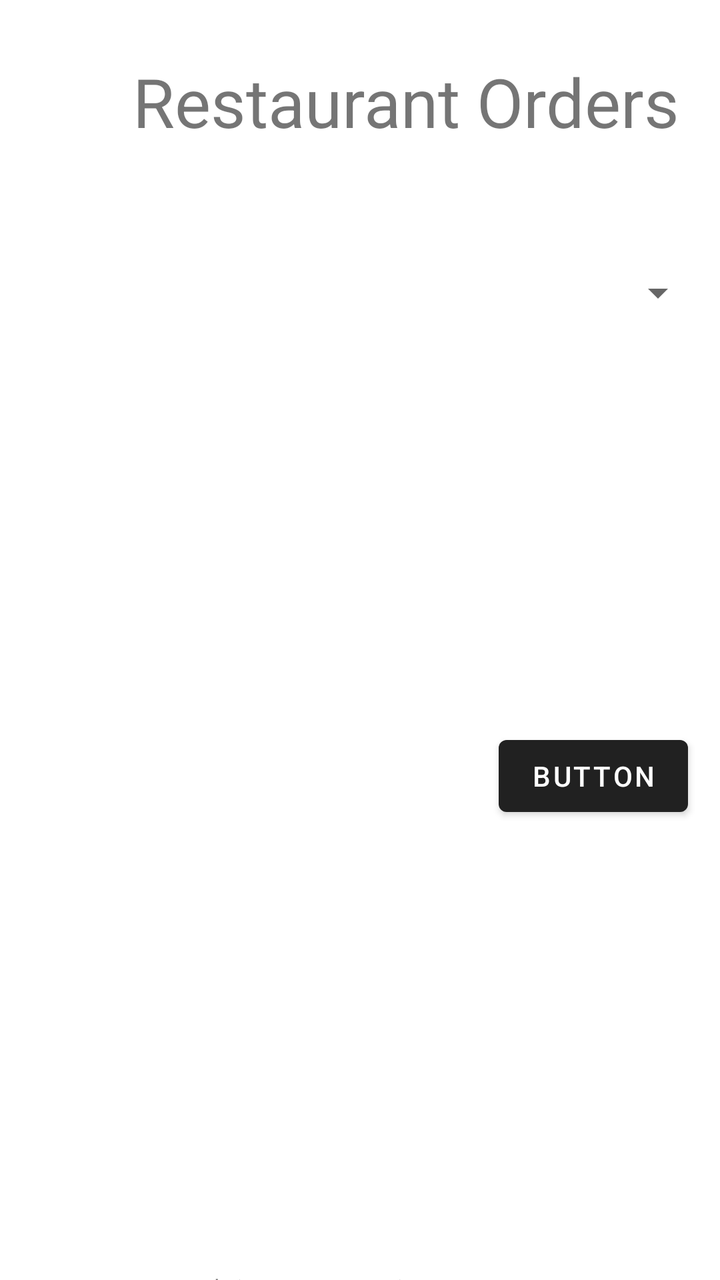
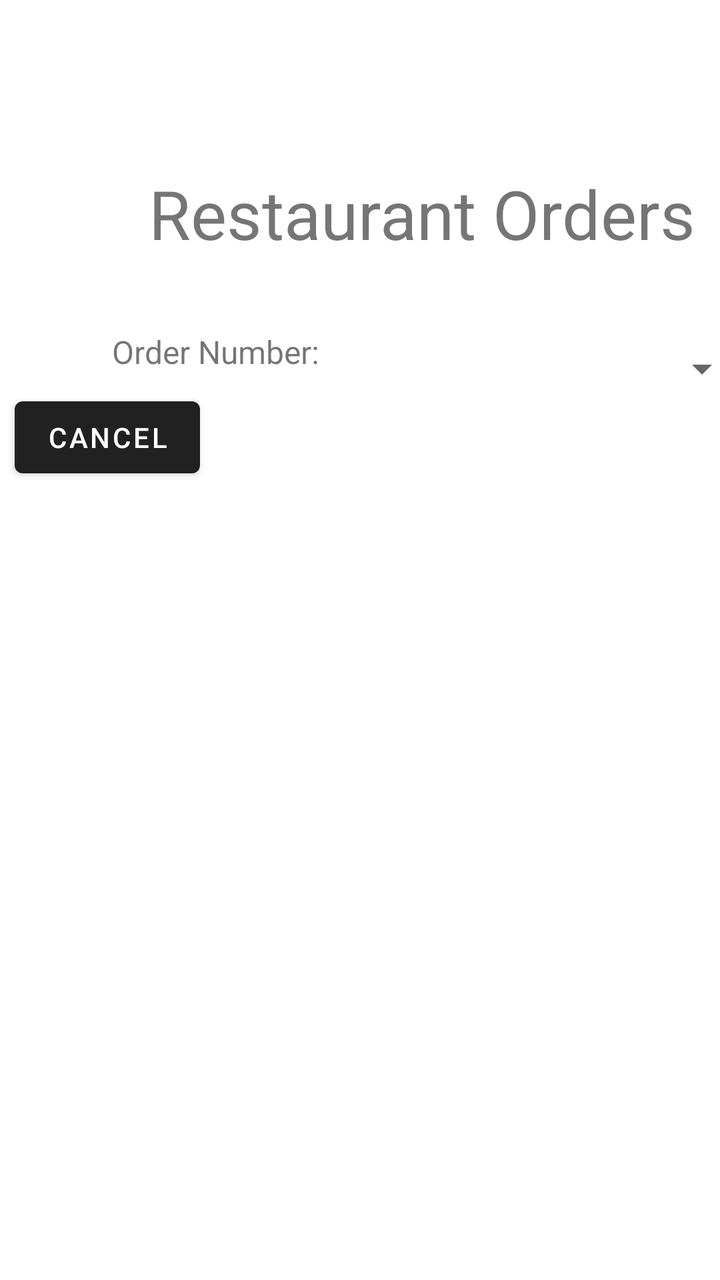

Before-and-after screenshots of an Android layout around one commit, followed by the original layout XML and the change that was made.
<!-- AndroidManifest.xml: application theme Theme.Project5 -->
<!-- res/layout/activity_store_order.xml -->
<?xml version="1.0" encoding="utf-8"?>
<androidx.constraintlayout.widget.ConstraintLayout xmlns:android="http://schemas.android.com/apk/res/android"
    xmlns:app="http://schemas.android.com/apk/res-auto"
    xmlns:tools="http://schemas.android.com/tools"
    android:layout_width="match_parent"
    android:layout_height="match_parent">

    <TextView
        android:id="@+id/textView2"
        android:layout_width="390dp"
        android:layout_height="53dp"
        android:layout_marginStart="8dp"
        android:layout_marginTop="28dp"
        android:text="Restaurant Orders"
        android:textAlignment="center"
        android:textSize="34sp"
        app:layout_constraintStart_toStartOf="parent"
        app:layout_constraintTop_toTopOf="parent" />

    <androidx.recyclerview.widget.RecyclerView
        android:id="@+id/recyclerView2"
        android:layout_width="265dp"
        android:layout_height="412dp"
        android:layout_marginStart="32dp"
        android:layout_marginTop="36dp"
        app:layout_constraintStart_toStartOf="parent"
        app:layout_constraintTop_toBottomOf="@+id/spinner2" />

    <Spinner
        android:id="@+id/spinner2"
        android:layout_width="321dp"
        android:layout_height="51dp"
        android:layout_marginStart="32dp"
        android:layout_marginTop="40dp"
        app:layout_constraintStart_toStartOf="parent"
        app:layout_constraintTop_toBottomOf="@+id/textView2" />

    <LinearLayout
        android:layout_width="292dp"
        android:layout_height="48dp"
        android:layout_marginStart="32dp"
        android:layout_marginTop="16dp"
        android:orientation="horizontal"
        app:layout_constraintStart_toStartOf="parent"
        app:layout_constraintTop_toBottomOf="@+id/recyclerView2">

        <TextView
            android:id="@+id/textView5"
            android:layout_width="119dp"
            android:layout_height="wrap_content"
            android:layout_weight="1"
            android:text="@string/total3" />

        <TextView
            android:id="@+id/totalPrice"
            android:layout_width="wrap_content"
            android:layout_height="wrap_content"
            android:layout_weight="1" />
    </LinearLayout>

    <Button
        android:id="@+id/button2"
        android:layout_width="wrap_content"
        android:layout_height="wrap_content"
        android:layout_marginTop="192dp"
        android:layout_marginEnd="16dp"
        android:text="Button"
        app:layout_constraintEnd_toEndOf="parent"
        app:layout_constraintTop_toBottomOf="@+id/spinner2" />

</androidx.constraintlayout.widget.ConstraintLayout>
<!-- resources referenced by this layout -->
<resources>
  <string name="total3">Order Total $ (including tax)</string>
  <style name="Theme.Project5" parent="Base.Theme.Project5" />
  <style name="Base.Theme.Project5" parent="Theme.MaterialComponents.DayNight.DarkActionBar">
          
          
      </style>
</resources>

<!-- the commit's change to res/layout/activity_store_order.xml (unified diff, before → after) -->
@@ -3,43 +3,26 @@
     xmlns:app="http://schemas.android.com/apk/res-auto"
     xmlns:tools="http://schemas.android.com/tools"
     android:layout_width="match_parent"
-    android:layout_height="match_parent">
+    android:layout_height="match_parent"
+    tools:context=".MainActivity3">
 
     <TextView
         android:id="@+id/textView2"
         android:layout_width="390dp"
         android:layout_height="53dp"
-        android:layout_marginStart="8dp"
-        android:layout_marginTop="28dp"
-        android:text="Restaurant Orders"
+        android:layout_marginStart="16dp"
+        android:layout_marginTop="84dp"
+        android:text="@string/title3"
         android:textAlignment="center"
         android:textSize="34sp"
         app:layout_constraintStart_toStartOf="parent"
         app:layout_constraintTop_toTopOf="parent" />
 
-    <androidx.recyclerview.widget.RecyclerView
-        android:id="@+id/recyclerView2"
-        android:layout_width="265dp"
-        android:layout_height="412dp"
-        android:layout_marginStart="32dp"
-        android:layout_marginTop="36dp"
-        app:layout_constraintStart_toStartOf="parent"
-        app:layout_constraintTop_toBottomOf="@+id/spinner2" />
-
-    <Spinner
-        android:id="@+id/spinner2"
-        android:layout_width="321dp"
-        android:layout_height="51dp"
-        android:layout_marginStart="32dp"
-        android:layout_marginTop="40dp"
-        app:layout_constraintStart_toStartOf="parent"
-        app:layout_constraintTop_toBottomOf="@+id/textView2" />
-
     <LinearLayout
         android:layout_width="292dp"
         android:layout_height="48dp"
-        android:layout_marginStart="32dp"
-        android:layout_marginTop="16dp"
+        android:layout_marginStart="60dp"
+        android:layout_marginTop="54dp"
         android:orientation="horizontal"
         app:layout_constraintStart_toStartOf="parent"
         app:layout_constraintTop_toBottomOf="@+id/recyclerView2">
@@ -58,14 +41,43 @@
             android:layout_weight="1" />
     </LinearLayout>
 
+    <Spinner
+        android:id="@+id/spinner2"
+        android:layout_width="183dp"
+        android:layout_height="55dp"
+        android:layout_marginStart="192dp"
+        android:layout_marginTop="20dp"
+        app:layout_constraintStart_toStartOf="parent"
+        app:layout_constraintTop_toBottomOf="@+id/textView2" />
+
+    <TextView
+        android:id="@+id/textView4"
+        android:layout_width="wrap_content"
+        android:layout_height="wrap_content"
+        android:layout_marginStart="56dp"
+        android:layout_marginTop="28dp"
+        android:text="@string/ordernumber"
+        android:textSize="16sp"
+        app:layout_constraintStart_toStartOf="parent"
+        app:layout_constraintTop_toBottomOf="@+id/textView2" />
+
     <Button
         android:id="@+id/button2"
         android:layout_width="wrap_content"
         android:layout_height="wrap_content"
-        android:layout_marginTop="192dp"
-        android:layout_marginEnd="16dp"
-        android:text="Button"
+        android:layout_marginTop="8dp"
+        android:layout_marginEnd="260dp"
+        android:text="@string/cancelbtn"
         app:layout_constraintEnd_toEndOf="parent"
+        app:layout_constraintTop_toBottomOf="@+id/textView4" />
+
+    <androidx.recyclerview.widget.RecyclerView
+        android:id="@+id/recyclerView2"
+        android:layout_width="266dp"
+        android:layout_height="481dp"
+        android:layout_marginStart="56dp"
+        android:layout_marginTop="40dp"
+        app:layout_constraintStart_toStartOf="parent"
         app:layout_constraintTop_toBottomOf="@+id/spinner2" />
 
 </androidx.constraintlayout.widget.ConstraintLayout>
<!-- resource entries referenced after the edit -->
@@ -1,6 +1,9 @@
 <!-- resources referenced by this layout -->
 <resources>
-  <string name="total3">Order Total $ (including tax)</string>
+  <string name="cancelbtn">Cancel</string>
+  <string name="ordernumber">Order Number:</string>
+  <string name="title3">Restaurant Orders</string>
+  <string name="total3">Order Total (including tax) $ </string>
   <style name="Theme.Project5" parent="Base.Theme.Project5" />
   <style name="Base.Theme.Project5" parent="Theme.MaterialComponents.DayNight.DarkActionBar">
           
